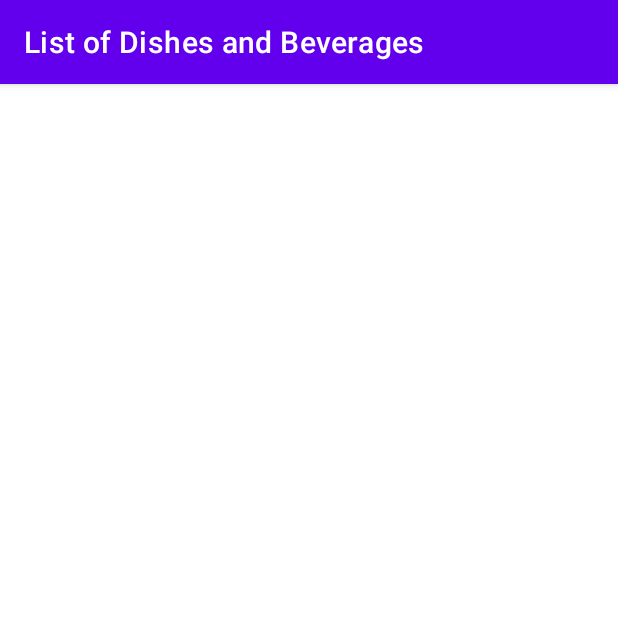
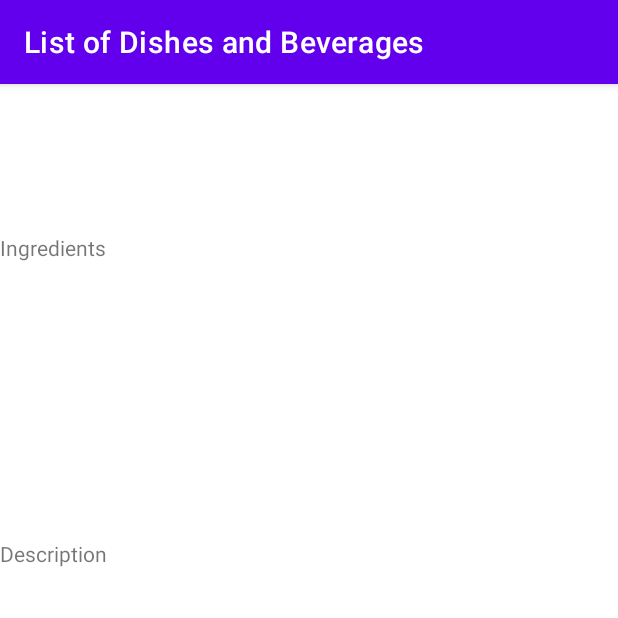
Before and after one commit to MeghaHV/List_of_dishes_beverages, an Android app: the detailsActivity screen opened directly, with no data from a screen before it, on a phone screen of 412 x 824 dp, the top half of it. Run offline under Robolectric (Android 15) with nearby library versions, the phone set to English and light mode, and no system bars.

Commit message:
details page

```diff
--- a/app/src/main/java/com/example/listofdishes/details/detailsActivity.kt
+++ b/app/src/main/java/com/example/listofdishes/details/detailsActivity.kt
@@ -2,12 +2,27 @@ package com.example.listofdishes.details
 
 import androidx.appcompat.app.AppCompatActivity
 import android.os.Bundle
+import android.util.Log
+import android.widget.TextView
 import com.example.listofdishes.R
 
 class detailsActivity : AppCompatActivity() {
+
+    private lateinit var ingredientsTextView:TextView
+    private lateinit var descriptionTextView:TextView
     override fun onCreate(savedInstanceState: Bundle?) {
         super.onCreate(savedInstanceState)
         setContentView(R.layout.activity_details)
+        ingredientsTextView=findViewById(R.id.ingredients)
+        descriptionTextView=findViewById(R.id.description)
+        val extras: Bundle? = intent.extras
+        if(extras!=null){
+            Log.v("ingredients..",""+extras.getString("ingredients", ""))
+            val ingredients = extras.getInt("ingredients", 0)
+            ingredientsTextView.setText(getString(ingredients))
+            val description = extras.getInt("description", 0)
+            descriptionTextView.setText(getString(description))
+        }
 
     }
 }
--- a/app/src/main/java/com/example/listofdishes/model/ListOfDishesBeverages.kt
+++ b/app/src/main/java/com/example/listofdishes/model/ListOfDishesBeverages.kt
@@ -6,7 +6,6 @@ import androidx.annotation.StringRes
 data class ListOfDishesBeverages(
     @StringRes val stringResourceId: Int,
     @DrawableRes val imageResourceId: Int,
-    val ingredients: ArrayList<String>,
-    val steps: ArrayList<String>,
-    val description: String
+    @StringRes val ingredients: Int,
+    @StringRes val description: Int
 )
--- a/app/src/main/res/layout/activity_details.xml
+++ b/app/src/main/res/layout/activity_details.xml
@@ -1,5 +1,7 @@
 <?xml version="1.0" encoding="utf-8"?>
-<androidx.constraintlayout.widget.ConstraintLayout xmlns:android="http://schemas.android.com/apk/res/android"
+<LinearLayout
+    android:orientation="vertical"
+    xmlns:android="http://schemas.android.com/apk/res/android"
     xmlns:app="http://schemas.android.com/apk/res-auto"
     xmlns:tools="http://schemas.android.com/tools"
     android:layout_width="match_parent"
@@ -7,9 +9,34 @@
     tools:context=".details.detailsActivity">
 
     <TextView
+        android:id="@+id/ingredientsTitle"
+        android:layout_width="match_parent"
+        android:layout_height="wrap_content"
+        android:text="@string/ingredientsTitle"
+        android:layout_marginTop="99dp"
+        android:layout_marginBottom="22dp"/>
+
+    <TextView
         android:id="@+id/ingredients"
         android:layout_width="match_parent"
         android:layout_height="wrap_content"
-        />
+        android:layout_marginTop="99dp"
+        android:layout_marginBottom="22dp"/>
 
-</androidx.constraintlayout.widget.ConstraintLayout>
+    <TextView
+        android:id="@+id/descriptionTitle"
+        android:layout_width="match_parent"
+        android:layout_height="wrap_content"
+        android:text="@string/descriptionTitle"
+        android:layout_marginTop="22dp" />
+
+    <TextView
+        android:id="@+id/description"
+        android:layout_width="match_parent"
+        android:layout_height="wrap_content"
+        android:layout_marginTop="99dp"
+        android:layout_marginBottom="22dp"/>
+
+
+
+</LinearLayout>
--- a/app/src/main/res/layout/activity_main.xml
+++ b/app/src/main/res/layout/activity_main.xml
@@ -12,7 +12,7 @@
         android:layout_width="0dp"
         android:layout_height="0dp"
         android:scrollbars="vertical"
-        app:layoutManager="LinearLayoutManager"
+        app:layoutManager="GridLayoutManager"
         app:layout_constraintBottom_toBottomOf="parent"
         app:layout_constraintEnd_toEndOf="parent"
         app:layout_constraintStart_toStartOf="parent"
--- a/app/src/main/res/layout/list_item.xml
+++ b/app/src/main/res/layout/list_item.xml
@@ -9,7 +9,7 @@
         android:layout_height="wrap_content"
         android:orientation="vertical">
 
-        <androidx.appcompat.widget.AppCompatImageButton
+        <ImageView
             android:id="@+id/item_image"
             android:layout_width="match_parent"
             android:layout_height="194dp"
```
Also changed, not shown: app/src/main/java/com/example/listofdishes/MainActivity.kt (+6 -4 lines), app/src/main/java/com/example/listofdishes/adapter/ItemAdapter.kt (+5 -2 lines), app/src/main/java/com/example/listofdishes/data/Datasource.kt (+10 -12 lines), app/src/main/res/values/strings.xml (+22 -0 lines).
